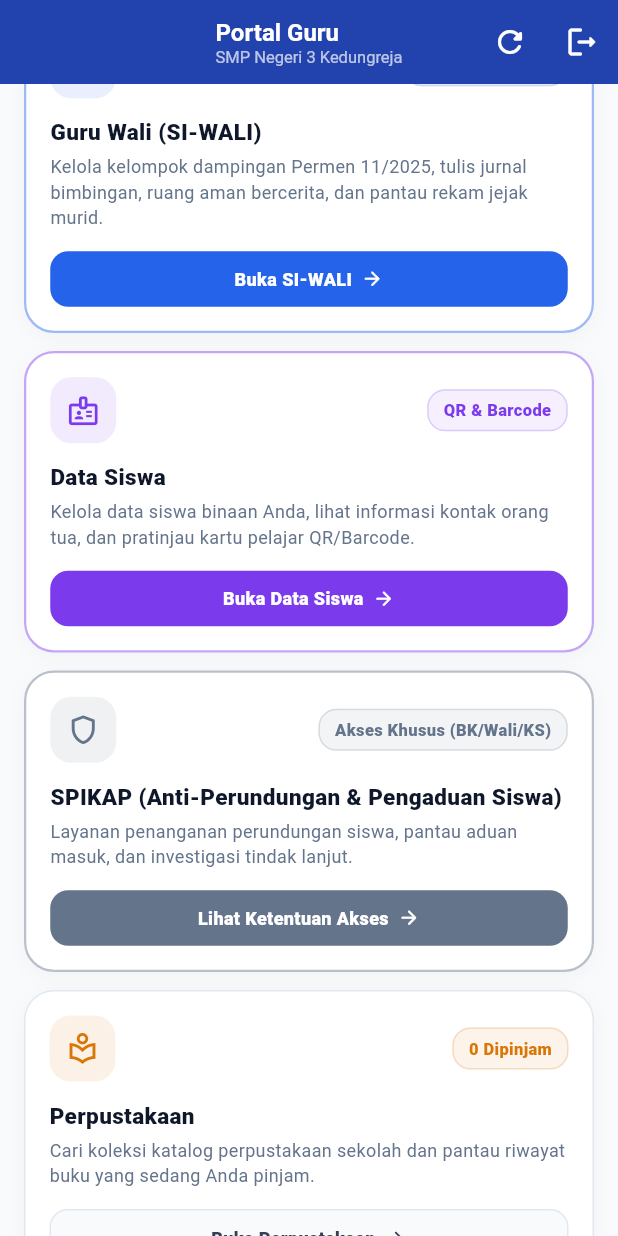
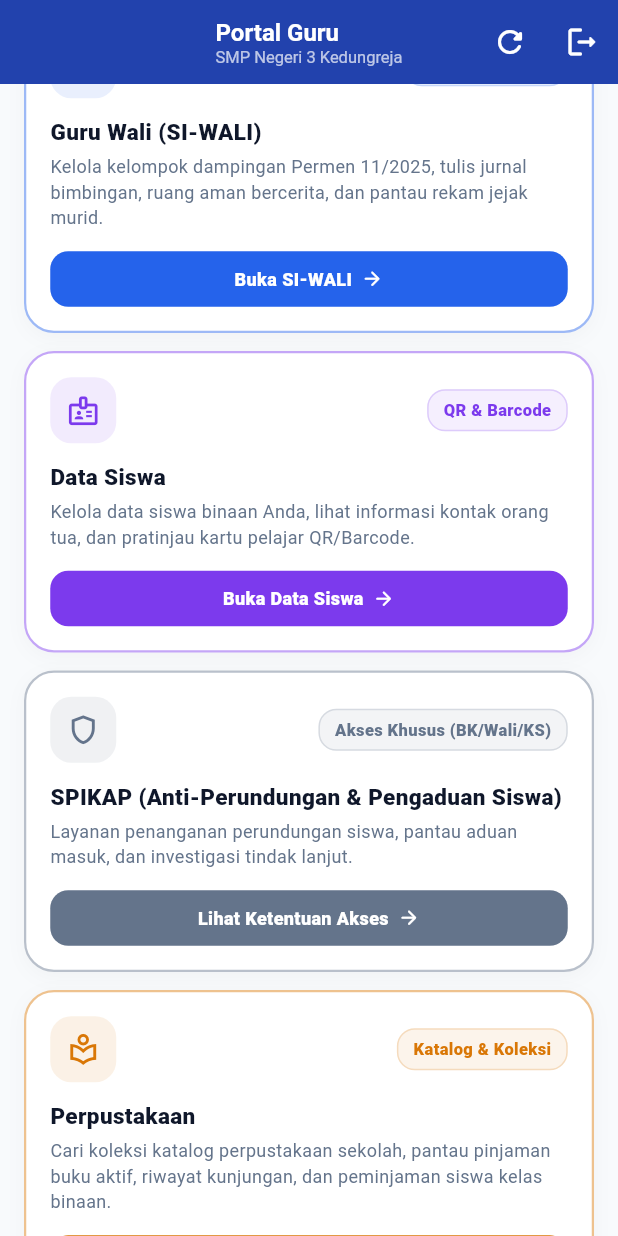
Before and after one commit to sutrisnoetseul21/apk-portal-sekolah, a Flutter app: the DashboardGuruScreen screen opened directly with empty values, scrolled down 1152 dp, on a phone screen of 412 x 824 dp. Run offline on Flutter 3.47's test engine with Material 3 defaults, Android fonts, the phone set to English and light mode, and no system bars; our stand-ins replace barcode_widget, cached_network_image, dio, flutter_secure_storage, flutter_spinkit, google_fonts and 1 more; accounts and stored records are empty; network calls fail.

Commit message:
feat(guru): tahap 6 integrasi menu 8 perpustakaan ke dashboard guru & finalisasi

```diff
--- a/lib/features/guru/screens/dashboard_guru_screen.dart
+++ b/lib/features/guru/screens/dashboard_guru_screen.dart
@@ -11,6 +11,7 @@ import 'presensi_sholat_dhuhur_screen.dart';
 import 'guru_wali_screen.dart';
 import 'data_siswa_screen.dart';
 import 'spikap_screen.dart';
+import 'perpustakaan_screen.dart';
 import 'widgets/dialog_akses_spikap_ditolak.dart';
 
 /// Beranda Utama Portal Guru (Tanpa Navigasi Kiri / Sidebar)
@@ -218,6 +219,21 @@ class _DashboardGuruScreenState extends State<DashboardGuruScreen> {
         .push(
           MaterialPageRoute(
             builder: (_) => SpikapScreen(
+              teacherName: _resolvedTeacherName ?? widget.teacherName,
+              token: widget.token,
+              identifier: widget.identifier,
+              schoolName: widget.schoolName,
+            ),
+          ),
+        )
+        .then((_) => _fetchSummary());
+  }
+
+  void _openPerpustakaanMenu() {
+    Navigator.of(context)
+        .push(
+          MaterialPageRoute(
+            builder: (_) => PerpustakaanScreen(
               teacherName: _resolvedTeacherName ?? widget.teacherName,
               token: widget.token,
               identifier: widget.identifier,
@@ -705,12 +721,15 @@ class _DashboardGuruScreenState extends State<DashboardGuruScreen> {
                 number: 8,
                 title: 'Perpustakaan',
                 description:
-                    'Cari koleksi katalog perpustakaan sekolah dan pantau riwayat buku yang sedang Anda pinjam.',
-                badgeText: '$_activeBooksCount Dipinjam',
+                    'Cari koleksi katalog perpustakaan sekolah, pantau pinjaman buku aktif, riwayat kunjungan, dan peminjaman siswa kelas binaan.',
+                badgeText: _activeBooksCount > 0
+                    ? '$_activeBooksCount Dipinjam'
+                    : 'Katalog & Koleksi',
                 icon: Icons.local_library_outlined,
                 accentColor: const Color(0xFFD97706),
                 primaryActionLabel: 'Buka Perpustakaan',
-                onTap: () => _showStepNotice('Perpustakaan', 8),
+                isReady: true,
+                onTap: _openPerpustakaanMenu,
               ),
 
               // MENU 9: Profil Saya
```
Also changed, not shown: lib/features/guru/screens/widgets/detail_buku_bottom_sheet.dart (line endings or trailing spaces), lib/features/guru/services/perpustakaan_service.dart (line endings or trailing spaces), 1 other file.
